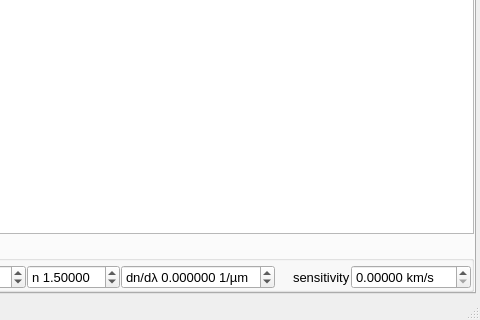
Old version of the form plugins/Visar/Visar1.ui in the repository NeutrinoToolkit/Neutrino; both pictures show x 272 to 752 and y 203 to 523 of the 752 by 523 pixel window.
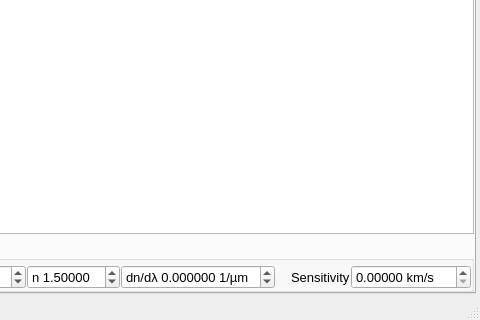
New version of the form. The open tabs and pages were chosen to show the change. Icons and pictures are not drawn. Custom widgets are drawn as their Qt base class.

Patch:
```diff
--- a/plugins/Visar/Visar1.ui
+++ b/plugins/Visar/Visar1.ui
@@ -790,7 +790,7 @@
               </font>
              </property>
              <property name="text">
-              <string>sensitivity</string>
+              <string>Sensitivity</string>
              </property>
             </widget>
            </item>
```
Left out of the diff: 49 changed lines with no effect on the pictures.
